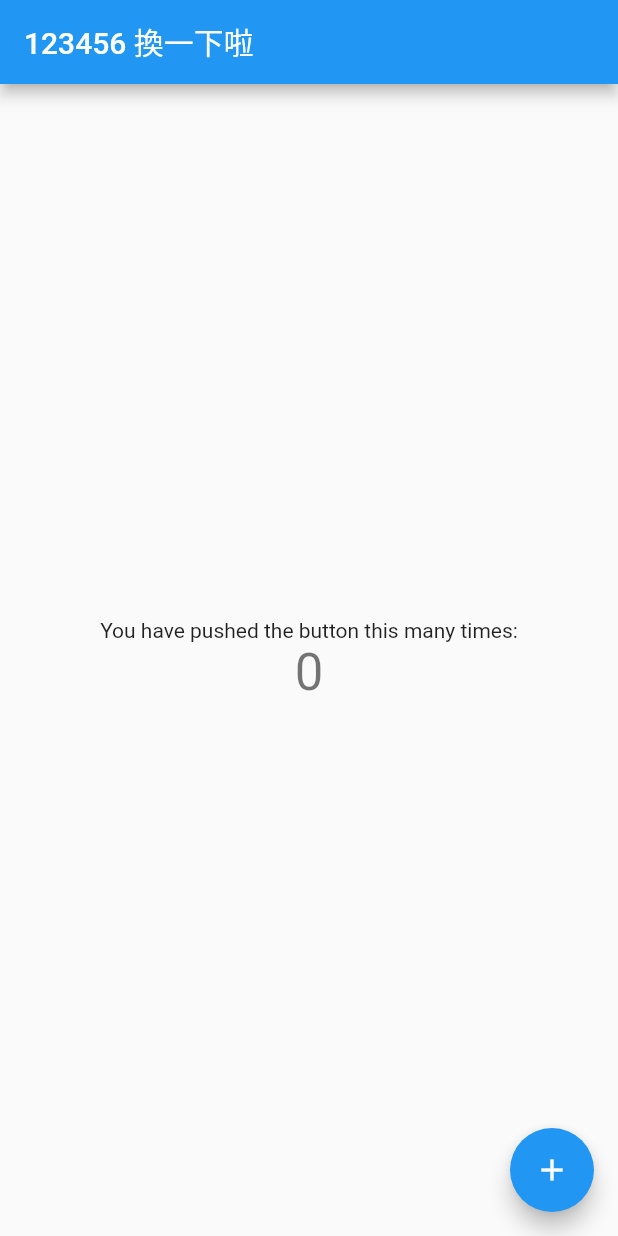
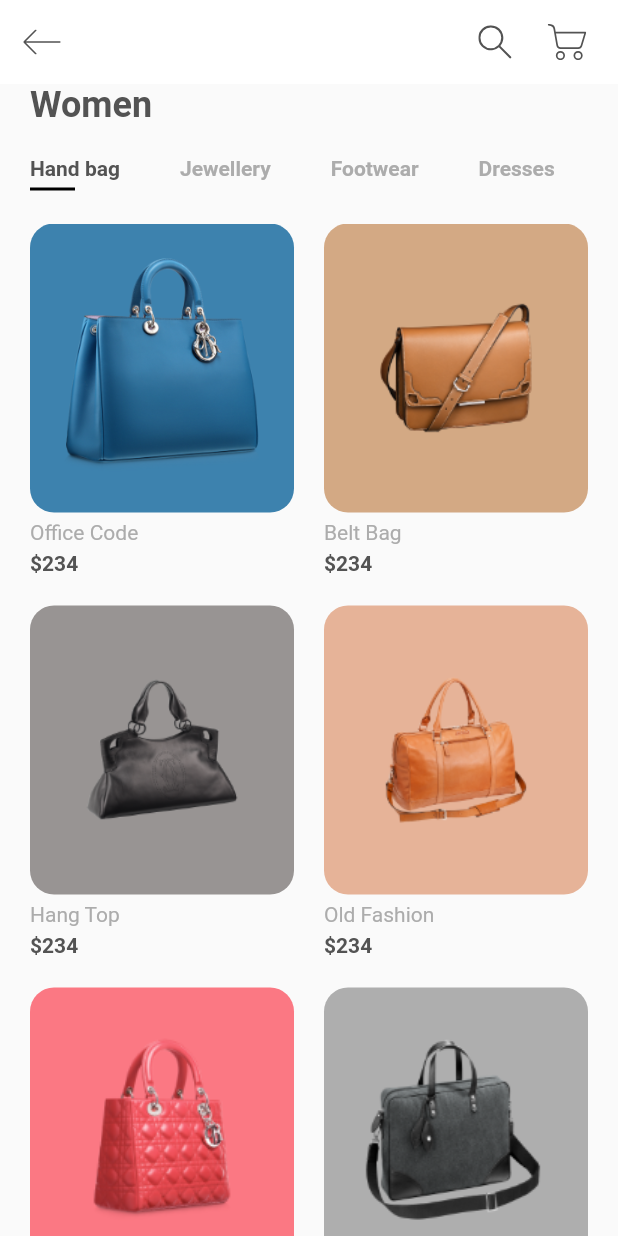
Before and after one commit to wsx90315/flutter-sushi, a Flutter app: the screen it shows after launch, on a phone screen of 412 x 824 dp. Run offline on Flutter 3.47's test engine with Material 2 defaults, Android fonts, the phone set to English and light mode, and no system bars; our stand-ins replace flutter_svg.

Commit message:
新增 首頁 商品列表頁

```diff
--- a/lib/constants.dart
+++ b/lib/constants.dart
@@ -1,3 +1,6 @@
 import 'package:flutter/material.dart';
 
-const KTextColor = Color(0xFF535353);
+const kTextColor = Color(0xFF535353);
+const kTextLightColor = Color(0xFFACACAC);
+
+const kDefaultPaddin = 20.0;
--- a/lib/main.dart
+++ b/lib/main.dart
@@ -1,3 +1,5 @@
+import 'package:firstApp/constants.dart';
+import 'package:firstApp/screens/home/homeScreen.dart';
 import 'package:flutter/material.dart';
 
 void main() {
@@ -9,109 +11,14 @@ class MyApp extends StatelessWidget {
   @override
   Widget build(BuildContext context) {
     return MaterialApp(
+      debugShowCheckedModeBanner: false, // 可以把左上角紅色debug緞帶關閉
       title: '123456 Flutter Demo',
+      // Material 组件库的主题数据
       theme: ThemeData(
-        // This is the theme of your application.
-        //
-        // Try running your application with "flutter run". You'll see the
-        // application has a blue toolbar. Then, without quitting the app, try
-        // changing the primarySwatch below to Colors.green and then invoke
-        // "hot reload" (press "r" in the console where you ran "flutter run",
-        // or simply save your changes to "hot reload" in a Flutter IDE).
-        // Notice that the counter didn't reset back to zero; the application
-        // is not restarted.
-        primarySwatch: Colors.blue,
-        // This makes the visual density adapt to the platform that you run
-        // the app on. For desktop platforms, the controls will be smaller and
-        // closer together (more dense) than on mobile platforms.
+        textTheme: Theme.of(context).textTheme.apply(bodyColor: kTextColor),
         visualDensity: VisualDensity.adaptivePlatformDensity,
       ),
-      home: MyHomePage(title: '123456 換一下啦'),
+      home: HomeScreen(),
     );
   }
 }
-
-class MyHomePage extends StatefulWidget {
-  MyHomePage({Key key, this.title}) : super(key: key);
-
-  // This widget is the home page of your application. It is stateful, meaning
-  // that it has a State object (defined below) that contains fields that affect
-  // how it looks.
-
-  // This class is the configuration for the state. It holds the values (in this
-  // case the title) provided by the parent (in this case the App widget) and
-  // used by the build method of the State. Fields in a Widget subclass are
-  // always marked "final".
-
-  final String title;
-
-  @override
-  _MyHomePageState createState() => _MyHomePageState();
-}
-
-class _MyHomePageState extends State<MyHomePage> {
-  int _counter = 0;
-
-  void _incrementCounter() {
-    setState(() {
-      // This call to setState tells the Flutter framework that something has
-      // changed in this State, which causes it to rerun the build method below
-      // so that the display can reflect the updated values. If we changed
-      // _counter without calling setState(), then the build method would not be
-      // called again, and so nothing would appear to happen.
-      _counter++;
-    });
-  }
-
-  @override
-  Widget build(BuildContext context) {
-    // This method is rerun every time setState is called, for instance as done
-    // by the _incrementCounter method above.
-    //
-    // The Flutter framework has been optimized to make rerunning build methods
-    // fast, so that you can just rebuild anything that needs updating rather
-    // than having to individually change instances of widgets.
-    return Scaffold(
-      appBar: AppBar(
-        // Here we take the value from the MyHomePage object that was created by
-        // the App.build method, and use it to set our appbar title.
-        title: Text(widget.title),
-      ),
-      body: Center(
-        // Center is a layout widget. It takes a single child and positions it
-        // in the middle of the parent.
-        child: Column(
-          // Column is also a layout widget. It takes a list of children and
-          // arranges them vertically. By default, it sizes itself to fit its
-          // children horizontally, and tries to be as tall as its parent.
-          //
-          // Invoke "debug painting" (press "p" in the console, choose the
-          // "Toggle Debug Paint" action from the Flutter Inspector in Android
-          // Studio, or the "Toggle Debug Paint" command in Visual Studio Code)
-          // to see the wireframe for each widget.
-          //
-          // Column has various properties to control how it sizes itself and
-          // how it positions its children. Here we use mainAxisAlignment to
-          // center the children vertically; the main axis here is the vertical
-          // axis because Columns are vertical (the cross axis would be
-          // horizontal).
-          mainAxisAlignment: MainAxisAlignment.center,
-          children: <Widget>[
-            Text(
-              'You have pushed the button this many times:',
-            ),
-            Text(
-              '$_counter',
-              style: Theme.of(context).textTheme.headline4,
-            ),
-          ],
-        ),
-      ),
-      floatingActionButton: FloatingActionButton(
-        onPressed: _incrementCounter,
-        tooltip: 'Increment',
-        child: Icon(Icons.add),
-      ), // This trailing comma makes auto-formatting nicer for build methods.
-    );
-  }
-}
--- /dev/null
+++ b/lib/models/Produce.dart
@@ -0,0 +1,76 @@
+import 'package:flutter/material.dart';
+
+String dummyText =
+    "Lorem Ipsum is simply dummy text of the printing and typesetting industry. Lorem Ipsum has been the industry's standard dummy text ever since. When an unknown printer took a galley.";
+
+class Product {
+  // 宣告一個類別
+  // 使用 final 宣告的變數在賦值之後就不再改變
+  final String image, title, description;
+  final int price, size, id;
+  final Color color;
+  // 可以將參數用大括弧括起。
+  // 這種做法叫做 Optional named parameters，顧名思義，在初始化時甚至可以不給值。
+  Product({
+    this.id,
+    this.image,
+    this.title,
+    this.price,
+    this.description,
+    this.size,
+    this.color,
+  });
+}
+
+// 宣告List的時候使用Product定義儲存值的型態
+List<Product> products = [
+  Product(
+      id: 1,
+      title: "Office Code",
+      price: 234,
+      size: 12,
+      description: dummyText,
+      image: "assets/images/bag_1.png",
+      color: Color(0xFF3D82AE)),
+  Product(
+      id: 2,
+      title: "Belt Bag",
+      price: 234,
+      size: 8,
+      description: dummyText,
+      image: "assets/images/bag_2.png",
+      color: Color(0xFFD3A984)),
+  Product(
+      id: 3,
+      title: "Hang Top",
+      price: 234,
+      size: 10,
+      description: dummyText,
+      image: "assets/images/bag_3.png",
+      color: Color(0xFF989493)),
+  Product(
+      id: 4,
+      title: "Old Fashion",
+      price: 234,
+      size: 11,
+      description: dummyText,
+      image: "assets/images/bag_4.png",
+      color: Color(0xFFE6B398)),
+  Product(
+      id: 5,
+      title: "Office Code",
+      price: 234,
+      size: 12,
+      description: dummyText,
+      image: "assets/images/bag_5.png",
+      color: Color(0xFFFB7883)),
+  Product(
+    id: 6,
+    title: "Office Code",
+    price: 234,
+    size: 12,
+    description: dummyText,
+    image: "assets/images/bag_6.png",
+    color: Color(0xFFAEAEAE),
+  ),
+];
--- /dev/null
+++ b/lib/screens/home/HomeScreen.dart
@@ -0,0 +1,54 @@
+import 'package:firstApp/constants.dart';
+import 'package:firstApp/screens/home/components/body.dart';
+import 'package:flutter/material.dart';
+import 'package:flutter_svg/svg.dart';
+
+/**
+ * Widget
+ * 在前面的介绍中，我们知道在Flutter中几乎所有的对象都是一个Widget。
+ * 与原生开发中“控件”不同的是，Flutter中的Widget的概念更广泛，它不仅可以表示UI元素，
+ * 也可以表示一些功能性的组件如：用于手势检测的 GestureDetector widget、用于APP主题数据传递的Theme等等，
+ * 而原生开发中的控件通常只是指UI元素。在后面的内容中，我们在描述UI元素时可能会用到“控件”、“组件”这样的概念，
+ * 读者心里需要知道他们就是widget，只是在不同场景的不同表述而已。由于Flutter主要就是用于构建用户界面的，
+ * 所以，在大多数时候，读者可以认为widget就是一个控件，不必纠结于概念。
+ */
+class HomeScreen extends StatelessWidget {
+  //HomeScreen 繼承一個 StatelessWidget 無狀態的部件
+  @override
+  Widget build(BuildContext context) {
+    return Scaffold(
+      // 定義一個鷹架類似  App layout 的架子
+      appBar: buildAppBar(),
+      body: Body(),
+    );
+  }
+
+  AppBar buildAppBar() {
+    return AppBar(
+        backgroundColor: Colors.white,
+        elevation: 0, // Z 座標
+        // 標題之前的小組件
+        leading: IconButton(
+          icon: SvgPicture.asset("assets/icons/back.svg"),
+          onPressed: () {},
+        ),
+        // 在標題小部件之後連續顯示的小部件
+        actions: <Widget>[
+          IconButton(
+            icon: SvgPicture.asset(
+              "assets/icons/search.svg",
+              color: kTextColor,
+            ),
+            onPressed: () {},
+          ),
+          IconButton(
+            icon: SvgPicture.asset(
+              "assets/icons/cart.svg",
+              color: kTextColor,
+            ),
+            onPressed: () {},
+          ),
+          SizedBox(width: kDefaultPaddin / 2)
+        ]);
+  }
+}
--- /dev/null
+++ b/lib/screens/home/components/ItemCard.dart
@@ -0,0 +1,48 @@
+import 'package:firstApp/models/Produce.dart';
+import 'package:flutter/material.dart';
+
+import '../../../constants.dart';
+
+class ItemCard extends StatelessWidget {
+  final Product product;
+  final Function press;
+  const ItemCard({
+    Key key,
+    this.product,
+    this.press,
+  }) : super(key: key);
+
+  @override
+  Widget build(BuildContext context) {
+    return Column(
+      // 副軸方向的對齊方式 crossAxisAlignment,
+      // CrossAxisAlignment.start: 縱向起點
+      crossAxisAlignment: CrossAxisAlignment.start,
+      children: <Widget>[
+        Expanded(
+          // Container  容器佈局
+          child: Container(
+            padding: EdgeInsets.all(kDefaultPaddin),
+            // decoration 实现边框、圆角、阴影、形状、渐变、背景图像
+            decoration: BoxDecoration(
+              color: product.color,
+              borderRadius: BorderRadius.circular(16), // 圆角度
+            ),
+            child: Image.asset(product.image),
+          ),
+        ),
+        Padding(
+          padding: const EdgeInsets.symmetric(vertical: kDefaultPaddin / 4),
+          child: Text(
+            product.title,
+            style: TextStyle(color: kTextLightColor),
+          ),
+        ),
+        Text(
+          "\$${product.price}",
+          style: TextStyle(fontWeight: FontWeight.bold),
+        )
+      ],
+    );
+  }
+}
--- /dev/null
+++ b/lib/screens/home/components/body.dart
@@ -0,0 +1,54 @@
+import 'package:firstApp/constants.dart';
+import 'package:flutter/material.dart';
+import 'package:firstApp/models/Produce.dart';
+import 'ItemCard.dart';
+import 'categorries.dart';
+
+class Body extends StatelessWidget {
+  @override
+  Widget build(BuildContext context) {
+    // 垂直布局
+    return Column(
+      // 副軸方向的對齊方式 crossAxisAlignment,
+      // CrossAxisAlignment.start: 縱向起點
+      crossAxisAlignment: CrossAxisAlignment.start,
+      children: <Widget>[
+        Padding(
+          // EdgeInsets 设置填充的便捷方法,
+          // symmetric 用于设置对称方向的填,
+          // vertical: 垂直間距
+          // horizontal 水平間距
+          padding: const EdgeInsets.symmetric(horizontal: kDefaultPaddin),
+          child: Text(
+            'Women',
+            style: Theme.of(context)
+                .textTheme
+                .headline5 // h5 的意思
+                .copyWith(fontWeight: FontWeight.bold),
+          ),
+        ),
+        Categories(),
+        Expanded(
+          // 彈性布局, 擴展其子物件以填滿可用空間
+          child: Padding(
+            padding: const EdgeInsets.symmetric(horizontal: kDefaultPaddin),
+            // GridView 构建一个二维网格列表
+            child: GridView.builder(
+              itemCount: products.length,
+              // 控制 GridView 子组件如何排列
+              // SliverGridDelegateWithFixedCrossAxisCount 该子类实现了一个横轴为固定数量子元素的layout算法
+              gridDelegate: SliverGridDelegateWithFixedCrossAxisCount(
+                crossAxisCount: 2, // 横轴子元素的数量
+                mainAxisSpacing: kDefaultPaddin, // 主轴方向的间距
+                crossAxisSpacing: kDefaultPaddin, // 横轴方向子元素的间距
+                childAspectRatio: 0.75, // 子元素在横轴长度和主轴长度的比例
+              ),
+              itemBuilder: (context, index) =>
+                  ItemCard(product: products[index]),
+            ),
+          ),
+        ),
+      ],
+    );
+  }
+}
--- /dev/null
+++ b/lib/screens/home/components/categorries.dart
@@ -0,0 +1,64 @@
+import 'package:flutter/material.dart';
+import '../../../constants.dart';
+
+class Categories extends StatefulWidget {
+  @override
+  //  Categories类管理自己的状态, 创建_CategoriesState的实例
+  _CategoriesState createState() => _CategoriesState();
+}
+
+class _CategoriesState extends State<Categories> {
+  List<String> categories = ["Hand bag", "Jewellery", "Footwear", "Dresses"];
+  // 選中的陣列第幾位狀態
+  int selectIndex = 0;
+  @override
+  Widget build(BuildContext context) {
+    // SizedBox 主要应用在对子控件的大小的一些约束
+    return Padding(
+      padding: const EdgeInsets.symmetric(vertical: kDefaultPaddin),
+      child: SizedBox(
+          height: 25,
+          // ListView 列表元件
+          child: ListView.builder(
+              //  scrollDirection 屬性來改變垂直或水平滾動顯示列表資料
+              scrollDirection: Axis.horizontal,
+              itemCount: categories.length,
+              itemBuilder: (context, index) => buildCategory(index))),
+    );
+  }
+
+  Widget buildCategory(int index) {
+    // 偵測觸控手勢
+    return GestureDetector(
+      onTap: () {
+        // 觸發 Tap 事件後, 修改 selectIndex = index;
+        setState(() {
+          selectIndex = index;
+        });
+      },
+      child: Padding(
+        padding: const EdgeInsets.symmetric(horizontal: kDefaultPaddin),
+        child: Column(
+          // 副軸方向的對齊方式 crossAxisAlignment,
+          // CrossAxisAlignment.start: 縱向起點
+          crossAxisAlignment: CrossAxisAlignment.start,
+          children: <Widget>[
+            Text(
+              categories[index],
+              style: TextStyle(
+                fontWeight: FontWeight.bold,
+                color: selectIndex == index ? kTextColor : kTextLightColor,
+              ),
+            ),
+            Container(
+              margin: EdgeInsets.only(top: kDefaultPaddin / 4), // top padding 5
+              height: 2,
+              width: 30,
+              color: selectIndex == index ? Colors.black : Colors.transparent,
+            )
+          ],
+        ),
+      ),
+    );
+  }
+}
```
Also changed, not shown: pubspec.yaml (+4 -3 lines), pubspec.lock, 1 other file.
